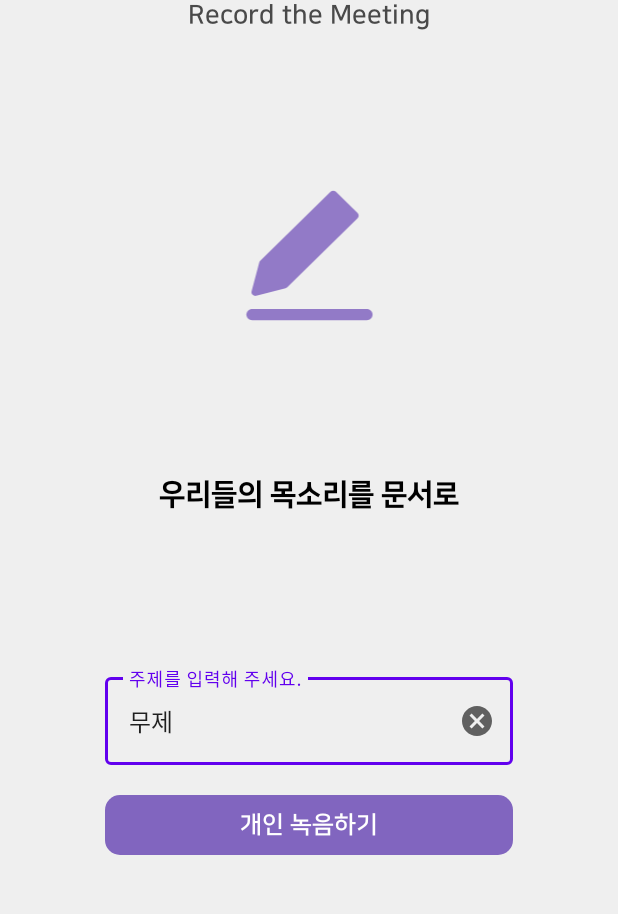
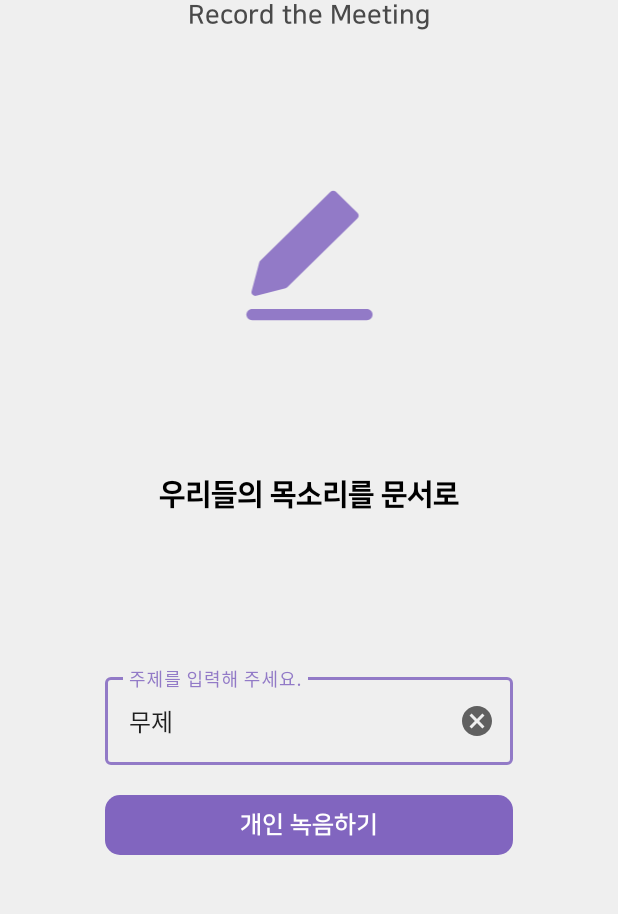
Before and after one commit to G1antPandaBear/recom-android, an Android app: the screen it shows after launch (StartActivity), after a tap on "개인 녹음하기", on a phone screen of 412 x 824 dp, the part 201-1115 px from its top. Run offline under Robolectric (Android 15) with nearby library versions, the phone set to English and light mode, and no system bars; our stand-ins replace Dagger/Hilt's generated code, data binding; 4 statements that could not run were skipped.

```diff
--- /dev/null
+++ b/app/src/main/java/kr/hs/pandabear/recom/data/network/remote/DocumentRemote.kt
@@ -0,0 +1,14 @@
+package kr.hs.pandabear.recom.data.network.remote
+
+import kr.hs.pandabear.recom.data.network.service.DocumentService
+import kr.hs.pandabear.recom.domain.model.document.Document
+import kr.hs.pandabear.recom.domain.request.SaveDocumentRequest
+import javax.inject.Inject
+
+class DocumentRemote @Inject constructor(
+    private val service: DocumentService
+) {
+
+    suspend fun saveDocument(saveDocumentRequest: SaveDocumentRequest): Document =
+        service.saveData(saveDocumentRequest)
+}
--- a/app/src/main/java/kr/hs/pandabear/recom/data/remote/service/DocumentService.kt
+++ b/app/src/main/java/kr/hs/pandabear/recom/data/network/service/DocumentService.kt
@@ -1,13 +1,15 @@
-package kr.hs.pandabear.recom.data.remote.service
+package kr.hs.pandabear.recom.data.network.service
 
 import kr.hs.pandabear.recom.domain.model.document.Document
-import kr.hs.pandabear.recom.domain.request.SaveDataRequest
+import kr.hs.pandabear.recom.domain.request.SaveDocumentRequest
 import retrofit2.http.Body
 import retrofit2.http.POST
 
 interface DocumentService {
+
     @POST("document")
     suspend fun saveData(
-        @Body saveDataRequest: SaveDataRequest
+        @Body saveDocumentRequest: SaveDocumentRequest
     ): Document
+
 }
--- /dev/null
+++ b/app/src/main/java/kr/hs/pandabear/recom/data/repository/DocumentRepositoryImpl.kt
@@ -0,0 +1,17 @@
+package kr.hs.pandabear.recom.data.repository
+
+import kr.hs.pandabear.recom.data.network.remote.DocumentRemote
+import kr.hs.pandabear.recom.domain.model.document.Document
+import kr.hs.pandabear.recom.domain.repository.DocumentRepository
+import kr.hs.pandabear.recom.domain.request.SaveDocumentRequest
+import javax.inject.Inject
+
+class DocumentRepositoryImpl @Inject constructor(
+    private val documentRemote: DocumentRemote,
+) : DocumentRepository {
+
+    override suspend fun saveDocument(saveDocumentRequest: SaveDocumentRequest): Document {
+        return documentRemote.saveDocument(saveDocumentRequest)
+    }
+
+}
--- a/app/src/main/java/kr/hs/pandabear/recom/di/module/ViewModelModule.kt
+++ b/app/src/main/java/kr/hs/pandabear/recom/di/module/RemoteModule.kt
@@ -4,16 +4,20 @@ import dagger.Module
 import dagger.Provides
 import dagger.hilt.InstallIn
 import dagger.hilt.components.SingletonComponent
-import kr.hs.pandabear.recom.data.remote.service.DocumentService
+import kr.hs.pandabear.recom.data.network.remote.DocumentRemote
+import kr.hs.pandabear.recom.data.network.service.DocumentService
 import kr.hs.pandabear.recom.presentation.feature.solo.SoloViewModel
 import retrofit2.Retrofit
 import javax.inject.Singleton
 
 @Module
 @InstallIn(SingletonComponent::class)
-class ViewModelModule {
+class RemoteModule {
+
     @Singleton
     @Provides
-    fun provideSoloViewModel(retrofit: Retrofit): SoloViewModel =
-        SoloViewModel(retrofit.create(DocumentService::class.java))
+    fun provideSoloViewModel(retrofit: Retrofit): DocumentRemote =
+        DocumentRemote(retrofit.create(DocumentService::class.java))
+
+
 }
--- /dev/null
+++ b/app/src/main/java/kr/hs/pandabear/recom/di/module/RepositoryModule.kt
@@ -0,0 +1,19 @@
+package kr.hs.pandabear.recom.di.module
+
+import dagger.Module
+import dagger.Provides
+import dagger.hilt.InstallIn
+import dagger.hilt.components.SingletonComponent
+import kr.hs.pandabear.recom.data.repository.DocumentRepositoryImpl
+import kr.hs.pandabear.recom.domain.repository.DocumentRepository
+import javax.inject.Singleton
+
+@Module
+@InstallIn(SingletonComponent::class)
+class RepositoryModule {
+
+    @Singleton
+    @Provides
+    fun provideDocumentRepository(documentRepositoryImpl: DocumentRepositoryImpl): DocumentRepository = documentRepositoryImpl
+
+}
--- /dev/null
+++ b/app/src/main/java/kr/hs/pandabear/recom/domain/base/usecase/ParamsUseCase.kt
@@ -0,0 +1,10 @@
+package kr.hs.pandabear.recom.domain.base.usecase
+
+import kotlinx.coroutines.flow.Flow
+import kr.hs.pandabear.recom.domain.utils.Resource
+
+abstract class ParamsUseCase<PR, R> : BaseUseCase<R>() {
+
+    abstract operator fun invoke(params: PR): Flow<Resource<R>>
+
+}
--- /dev/null
+++ b/app/src/main/java/kr/hs/pandabear/recom/domain/repository/DocumentRepository.kt
@@ -0,0 +1,10 @@
+package kr.hs.pandabear.recom.domain.repository
+
+import kr.hs.pandabear.recom.domain.model.document.Document
+import kr.hs.pandabear.recom.domain.request.SaveDocumentRequest
+
+interface DocumentRepository {
+
+    suspend fun saveDocument(saveDocumentRequest: SaveDocumentRequest): Document
+
+}
--- a/app/src/main/java/kr/hs/pandabear/recom/domain/request/SaveDataRequest.kt
+++ b/app/src/main/java/kr/hs/pandabear/recom/domain/request/SaveDocumentRequest.kt
@@ -1,6 +1,6 @@
 package kr.hs.pandabear.recom.domain.request
 
-data class SaveDataRequest(
+data class SaveDocumentRequest(
     val content: String,
     val address: String,
     val title: String
--- /dev/null
+++ b/app/src/main/java/kr/hs/pandabear/recom/domain/usecase/document/SaveDocumentUseCase.kt
@@ -0,0 +1,29 @@
+package kr.hs.pandabear.recom.domain.usecase.document
+
+import kotlinx.coroutines.flow.Flow
+import kr.hs.pandabear.recom.domain.base.usecase.ParamsUseCase
+import kr.hs.pandabear.recom.domain.model.document.Document
+import kr.hs.pandabear.recom.domain.repository.DocumentRepository
+import kr.hs.pandabear.recom.domain.request.SaveDocumentRequest
+import kr.hs.pandabear.recom.domain.utils.Resource
+import javax.inject.Inject
+
+class SaveDocumentUseCase @Inject constructor(
+    private val documentRepository: DocumentRepository
+) : ParamsUseCase<SaveDocumentUseCase.Params, Document>() {
+
+    override fun invoke(params: Params): Flow<Resource<Document>> = execute {
+        documentRepository.saveDocument(SaveDocumentRequest(
+            content = params.content,
+            address = params.address,
+            title = params.title
+        ))
+    }
+
+    data class Params(
+        val content: String,
+        val address: String,
+        val title: String
+    )
+
+}
--- a/app/src/main/java/kr/hs/pandabear/recom/presentation/widget/Resource.kt
+++ b/app/src/main/java/kr/hs/pandabear/recom/domain/utils/Resource.kt
@@ -1,4 +1,4 @@
-package kr.hs.pandabear.recom.presentation.widget
+package kr.hs.pandabear.recom.domain.utils
 
 sealed class Resource<T>(val data: T? = null, val message: String? = null) {
     class Success<T>(data: T): Resource<T>(data)
--- a/app/src/main/java/kr/hs/pandabear/recom/presentation/base/BaseFragment.kt
+++ b/app/src/main/java/kr/hs/pandabear/recom/presentation/base/BaseFragment.kt
@@ -15,7 +15,7 @@ import java.util.*
 
 abstract class BaseFragment<VB : ViewDataBinding, VM : BaseViewModel> : Fragment() {
 
-    protected lateinit var mBinding: VB
+    protected lateinit var binding: VB
     protected lateinit var mViewModel: VM
     protected abstract val viewModel: VM
 
@@ -28,13 +28,13 @@ abstract class BaseFragment<VB : ViewDataBinding, VM : BaseViewModel> : Fragment
         inflater: LayoutInflater, container: ViewGroup?,
         savedInstanceState: Bundle?
     ): View? {
-        mBinding = DataBindingUtil.inflate(
+        binding = DataBindingUtil.inflate(
             inflater,
             layoutRes(),
             container
             , false
         )!!
-        return mBinding.root
+        return binding.root
     }
 
     override fun onViewCreated(view: View, savedInstanceState: Bundle?) {
@@ -47,9 +47,9 @@ abstract class BaseFragment<VB : ViewDataBinding, VM : BaseViewModel> : Fragment
 
     private fun setUp() {
         mViewModel = if (::mViewModel.isInitialized) mViewModel else viewModel
-        mBinding.setVariable(BR.vm, mViewModel)
-        mBinding.lifecycleOwner = this
-        mBinding.executePendingBindings()
+        binding.setVariable(BR.vm, mViewModel)
+        binding.lifecycleOwner = this
+        binding.executePendingBindings()
     }
 
     /**
--- a/app/src/main/java/kr/hs/pandabear/recom/presentation/base/BaseViewModel.kt
+++ b/app/src/main/java/kr/hs/pandabear/recom/presentation/base/BaseViewModel.kt
@@ -3,14 +3,12 @@ package kr.hs.pandabear.recom.presentation.base
 import androidx.lifecycle.LiveData
 import androidx.lifecycle.MutableLiveData
 import androidx.lifecycle.ViewModel
+import kotlinx.coroutines.flow.Flow
+import kotlinx.coroutines.flow.onEach
+import kr.hs.pandabear.recom.domain.utils.Resource
 import kr.hs.pandabear.recom.presentation.widget.Event
 
 open class BaseViewModel : ViewModel() {
-
-    protected val isLoading: MutableLiveData<Boolean> = MutableLiveData()
-    fun getIsLoading(): LiveData<Boolean> {
-        return isLoading
-    }
 
     private val _viewEvent = MutableLiveData<Event<Any>>()
     val viewEvent: LiveData<Event<Any>>
@@ -20,5 +18,23 @@ open class BaseViewModel : ViewModel() {
         _viewEvent.value = Event(content)
     }
 
+    fun <T> Flow<Resource<T>>.divideResult(
+        successAction: (T?) -> Unit,
+        loadingAction: () -> Unit,
+        errorAction: (String?) -> Unit
+    ) = onEach { resource ->
+        when (resource) {
+            is Resource.Success -> {
+                successAction.invoke(resource.data)
+            }
+            is Resource.Loading -> {
+                loadingAction.invoke()
+            }
+            is Resource.Error -> {
+                errorAction.invoke(resource.message)
+            }
+        }
+    }
+
     val onErrorEvent = MutableLiveData<Throwable>()
 }
--- a/app/src/main/java/kr/hs/pandabear/recom/presentation/feature/solo/SoloFragment.kt
+++ b/app/src/main/java/kr/hs/pandabear/recom/presentation/feature/solo/SoloFragment.kt
@@ -6,6 +6,7 @@ import android.speech.RecognitionListener
 import android.speech.RecognizerIntent
 import android.speech.SpeechRecognizer
 import android.util.Log
+import android.view.View
 import android.widget.Toast
 import androidx.fragment.app.viewModels
 import androidx.lifecycle.lifecycleScope
@@ -40,8 +41,8 @@ class SoloFragment : BaseFragment<FragmentSoloBinding, SoloViewModel>() {
                     speechRecognizer.stopListening()
                     speechRecognizer.cancel()
 
-                    mBinding.soundVisualizerView.stopVisualizing()
-                    mBinding.soundVisualizerView.clearVisualization()
+                    binding.soundVisualizerView.stopVisualizing()
+                    binding.soundVisualizerView.clearVisualization()
 
                     isFirstUsed = true
                 }
@@ -83,9 +84,23 @@ class SoloFragment : BaseFragment<FragmentSoloBinding, SoloViewModel>() {
             lifecycleScope.launchWhenStarted {
                 saveRecordState.collect { state ->
                     if (state.document != null) {
-                        Log.d("TestTest", "collectDocument: document is not null ${state.document.code}")
                         val navAction = SoloFragmentDirections.actionSoloFragmentToResultFragment(state.document.code)
                         findNavController().navigate(navAction)
+                    }
+
+                    if (state.isLoading) {
+                        binding.progressLoading.visibility = View.VISIBLE
+                        binding.rcSpeech.visibility = View.GONE
+                        binding.btnPlay.isEnabled = false
+                        binding.btnClear.isEnabled = false
+                        binding.btnClear.isEnabled = false
+
+                    } else {
+                        binding.progressLoading.visibility = View.GONE
+                        binding.rcSpeech.visibility = View.VISIBLE
+                        binding.btnPlay.isEnabled = true
+                        binding.btnClear.isEnabled = true
+                        binding.btnClear.isEnabled = true
                     }
 
                     if (state.error.isNotBlank()) {
@@ -109,11 +124,11 @@ class SoloFragment : BaseFragment<FragmentSoloBinding, SoloViewModel>() {
 
     private fun setSpeechRecycler() {
         adapter = SpeechAdapter()
-        mBinding.rcSpeech.adapter = adapter
+        binding.rcSpeech.adapter = adapter
         val manager = LinearLayoutManager(requireContext())
         manager.reverseLayout = true
         manager.stackFromEnd = true
-        mBinding.rcSpeech.layoutManager = manager
+        binding.rcSpeech.layoutManager = manager
 
         // Test 더미 데이터
         /*val dataList = mutableListOf<SpeechInfo>()
@@ -132,16 +147,16 @@ class SoloFragment : BaseFragment<FragmentSoloBinding, SoloViewModel>() {
     private val recognitionListener: RecognitionListener = object : RecognitionListener {
         override fun onReadyForSpeech(p0: Bundle?) {
             Log.e("asdf", "onReady")
-            mBinding.tvState.text = "이제 말씀하세요!"
+            binding.tvState.text = "이제 말씀하세요!"
         }
 
         override fun onBeginningOfSpeech() {
             Log.e("asdf", "begin")
-            mBinding.tvState.text = "잘 듣고 있어요."
+            binding.tvState.text = "잘 듣고 있어요."
         }
 
         override fun onRmsChanged(sound: Float) {
-            mBinding.soundVisualizerView.onRequestCurrentAmplitude =
+            binding.soundVisualizerView.onRequestCurrentAmplitude =
                 { sound.toInt()*1678 }
         }
 
@@ -150,7 +165,7 @@ class SoloFragment : BaseFragment<FragmentSoloBinding, SoloViewModel>() {
         override fun onEndOfSpeech() {
             Log.e("asdf", "onEndOfSpeech", )
             if (viewModel.isEnd.value == true) {
-                mBinding.tvState.text = "녹음을 완료하였습니다."
+                binding.tvState.text = "녹음을 완료하였습니다."
             } else {
                 replay()
             }
@@ -177,7 +192,7 @@ class SoloFragment : BaseFragment<FragmentSoloBinding, SoloViewModel>() {
                 SpeechRecognizer.ERROR_SPEECH_TIMEOUT -> "말하는 시간초과"
                 else -> "알 수 없는 오류"
             }
-            mBinding.tvState.text = message
+            binding.tvState.text = message
         }
 
         override fun onResults(results: Bundle?) {
@@ -193,7 +208,7 @@ class SoloFragment : BaseFragment<FragmentSoloBinding, SoloViewModel>() {
                 dataList.add(it)
             }
             dataList.add(SpeechInfo(matches))
-            mBinding.rcSpeech.smoothScrollToPosition(adapter.itemCount)
+            binding.rcSpeech.smoothScrollToPosition(adapter.itemCount)
             adapter.submitList(dataList)
         }
 
@@ -218,7 +233,7 @@ class SoloFragment : BaseFragment<FragmentSoloBinding, SoloViewModel>() {
             if (isFirstUsed) {
                 Toast.makeText(requireContext(), "테스트를 해주세요!", Toast.LENGTH_SHORT).show()
                 speechRecognizer.setRecognitionListener(recognitionListener)
-                mBinding.soundVisualizerView.startVisualizing(false)
+                binding.soundVisualizerView.startVisualizing(false)
 
                 isFirstUsed = false
             }
@@ -247,7 +262,7 @@ class SoloFragment : BaseFragment<FragmentSoloBinding, SoloViewModel>() {
         super.onStop()
 
         speechRecognizer.destroy()
-        mBinding.soundVisualizerView.stopVisualizing()
-        mBinding.soundVisualizerView.clearVisualization()
+        binding.soundVisualizerView.stopVisualizing()
+        binding.soundVisualizerView.clearVisualization()
     }
 }
--- a/app/src/main/res/layout/fragment_solo.xml
+++ b/app/src/main/res/layout/fragment_solo.xml
@@ -19,7 +19,6 @@
             android:id="@+id/progress_loading"
             android:layout_width="wrap_content"
             android:layout_height="wrap_content"
-            android:visibility="@{vm.isLoading ? View.VISIBLE : View.GONE}"
             layout="@layout/item_loading_progressbar"
             app:layout_constraintEnd_toEndOf="parent"
             app:layout_constraintStart_toStartOf="parent"
@@ -65,7 +64,6 @@
             android:layout_height="0dp"
             android:layout_marginTop="10dp"
             android:orientation="vertical"
-            android:visibility="@{vm.isLoading ? View.GONE : View.VISIBLE}"
             app:layoutManager="androidx.recyclerview.widget.LinearLayoutManager"
             app:layout_constraintBottom_toTopOf="@id/layout_bottom"
             app:layout_constraintTop_toBottomOf="@id/layout_state"
@@ -87,7 +85,6 @@
             android:layout_height="70dp"
             android:background="@drawable/background_record_button"
             android:onClick="@{() -> vm.onClickPlay()}"
-            android:enabled="@{vm.isLoading ? false : true}"
             app:layout_constraintBottom_toTopOf="@id/layout_bottom"
             app:layout_constraintEnd_toEndOf="parent"
             app:layout_constraintStart_toStartOf="parent"
@@ -100,7 +97,6 @@
             android:layout_marginStart="5dp"
             android:background="@drawable/background_start_button"
             android:backgroundTint="@color/color_main700"
-            android:enabled="@{vm.isLoading ? false : true}"
             android:elevation="5dp"
             android:fontFamily="@font/nanum_r"
             android:onClick="@{() -> vm.onClickSave()}"
@@ -117,7 +113,6 @@
             android:layout_height="30dp"
             android:layout_marginEnd="5dp"
             android:onClick="@{() -> vm.onClickClear()}"
-            android:enabled="@{vm.isLoading ? false : true}"
             android:background="@drawable/background_start_button"
             android:backgroundTint="@color/color_main500"
             android:elevation="5dp"
--- a/app/src/main/res/values-night/themes.xml
+++ b/app/src/main/res/values-night/themes.xml
@@ -2,15 +2,15 @@
     <!-- Base application theme. -->
     <style name="Theme.Recom" parent="Theme.MaterialComponents.DayNight.NoActionBar">
         <!-- Primary brand color. -->
-        <item name="colorPrimary">@color/purple_200</item>
-        <item name="colorPrimaryVariant">@color/purple_700</item>
+        <item name="colorPrimary">@color/color_main</item>
+        <item name="colorPrimaryVariant">@color/color_main700</item>
         <item name="colorOnPrimary">@color/black</item>
         <!-- Secondary brand color. -->
-        <item name="colorSecondary">@color/teal_200</item>
-        <item name="colorSecondaryVariant">@color/teal_200</item>
+        <item name="colorSecondary">@color/color_gray700</item>
+        <item name="colorSecondaryVariant">@color/color_gray700</item>
         <item name="colorOnSecondary">@color/black</item>
         <!-- Status bar color. -->
-        <item name="android:statusBarColor" tools:targetApi="l">@color/color_main700</item>
+        <item name="android:statusBarColor" >@color/color_main700</item>
         <!-- Customize your theme here. -->
     </style>
 </resources>
--- a/app/src/main/res/values/colors.xml
+++ b/app/src/main/res/values/colors.xml
@@ -12,7 +12,9 @@
     <color name="color_black">#000000</color>
     <color name="color_white">#FFFFFF</color>
     <color name="color_background">#efefef</color>
+    <color name="color_gray500">#777777</color>
     <color name="color_gray700">#494949</color>
+
 
     <color name="color_main">#927AC7</color>
     <color name="color_main500">#8165BF</color>
--- a/app/src/main/res/values/themes.xml
+++ b/app/src/main/res/values/themes.xml
@@ -2,15 +2,15 @@
     <!-- Base application theme. -->
     <style name="Theme.Recom" parent="Theme.MaterialComponents.DayNight.NoActionBar">
         <!-- Primary brand color. -->
-        <item name="colorPrimary">@color/purple_500</item>
-        <item name="colorPrimaryVariant">@color/purple_700</item>
+        <item name="colorPrimary">@color/color_main</item>
+        <item name="colorPrimaryVariant">@color/color_main700</item>
         <item name="colorOnPrimary">@color/white</item>
         <!-- Secondary brand color. -->
-        <item name="colorSecondary">@color/teal_200</item>
-        <item name="colorSecondaryVariant">@color/teal_700</item>
+        <item name="colorSecondary">@color/color_gray700</item>
+        <item name="colorSecondaryVariant">@color/color_gray500</item>
         <item name="colorOnSecondary">@color/black</item>
         <!-- Status bar color. -->
-        <item name="android:statusBarColor" tools:targetApi="l">@color/color_main</item>
+        <item name="android:statusBarColor" >@color/color_main</item>
         <!-- Customize your theme here. -->
     </style>
 </resources>
```
Also changed, not shown: app/src/main/java/kr/hs/pandabear/recom/domain/base/usecase/BaseUseCase.kt (added, +23 -0 lines), app/src/main/java/kr/hs/pandabear/recom/domain/base/usecase/UseCase.kt (added, +10 -0 lines), app/src/main/java/kr/hs/pandabear/recom/presentation/feature/solo/SoloViewModel.kt (+14 -44 lines).
